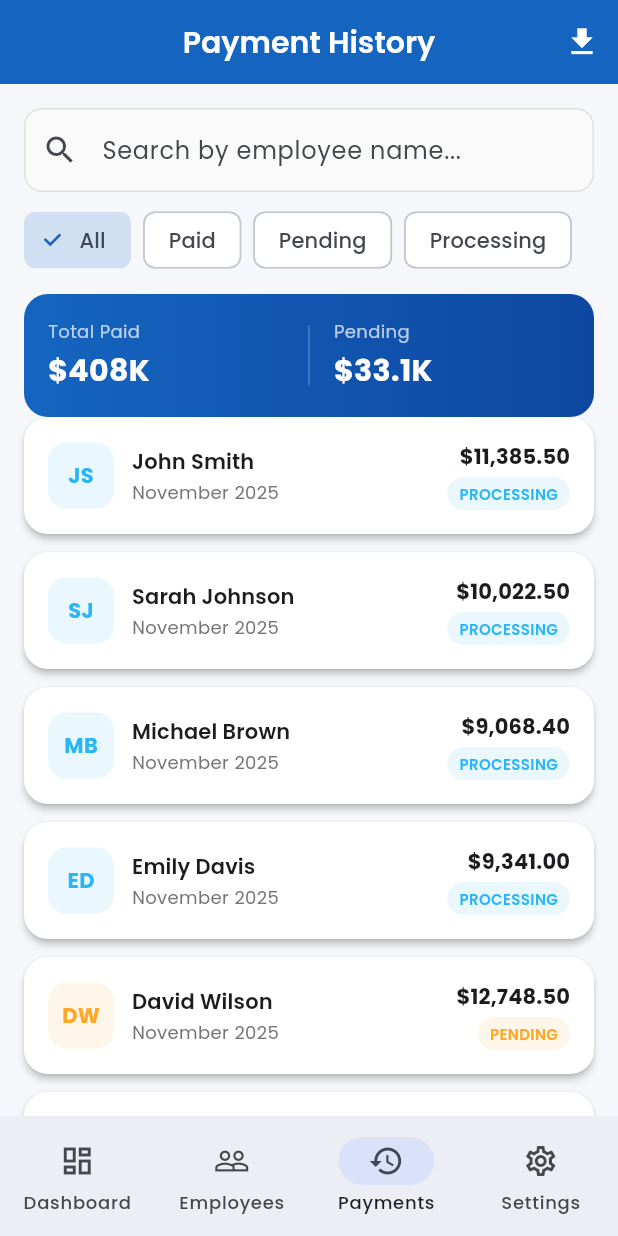
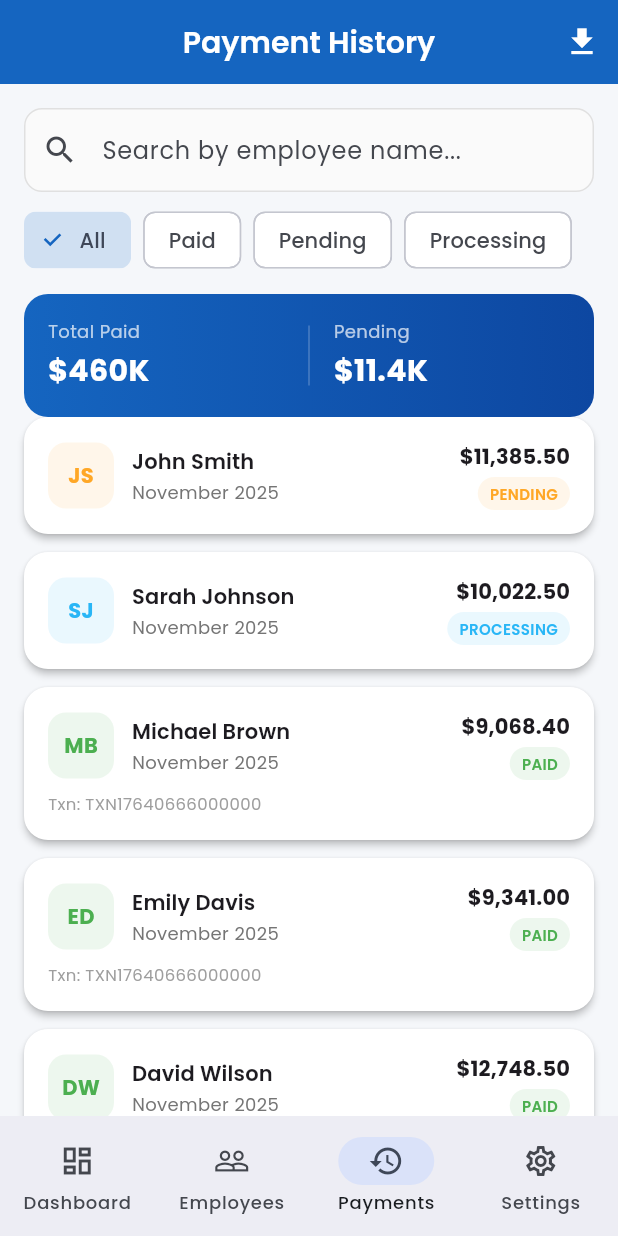
Before and after one commit to Navaskt/flutter_salary_management, a Flutter app: the screen it shows after launch, item 3 of the bottom bar chosen, on a phone screen of 412 x 824 dp. Run offline on Flutter 3.47's test engine with Material 3 defaults, Android fonts, the phone set to English and light mode, and no system bars; our stand-ins replace fl_chart, google_fonts, pdf, share_plus.

Commit message:
Address code review feedback
Co-authored-by: Navaskt <95765367+Navaskt@users.noreply.github.com>

```diff
--- a/lib/providers/salary_provider.dart
+++ b/lib/providers/salary_provider.dart
@@ -380,13 +380,18 @@ class SalaryProvider with ChangeNotifier {
           taxRate: 10,
         );
 
+        // Assign status based on employee index for sample data
+        // First employee: pending, second: processing, rest: paid for current month
         PaymentStatus status;
         if (month == 0) {
-          status = employee.id.hashCode % 3 == 0
-              ? PaymentStatus.pending
-              : (employee.id.hashCode % 3 == 1
-                  ? PaymentStatus.processing
-                  : PaymentStatus.paid);
+          final employeeIndex = _employees.indexOf(employee);
+          if (employeeIndex == 0) {
+            status = PaymentStatus.pending;
+          } else if (employeeIndex == 1) {
+            status = PaymentStatus.processing;
+          } else {
+            status = PaymentStatus.paid;
+          }
         } else {
           status = PaymentStatus.paid;
         }
--- a/lib/utils/validators.dart
+++ b/lib/utils/validators.dart
@@ -74,7 +74,9 @@ class Validators {
     return null;
   }
 
-  /// Validate IFSC code
+  /// Validate IFSC code (Indian Financial System Code)
+  /// This validates the format for Indian banks: 4 letters + 0 + 6 alphanumeric characters
+  /// For other banking systems, consider using a different validation or making this configurable
   static String? validateIfscCode(String? value) {
     if (value == null || value.isEmpty) {
       return 'IFSC code is required';
```
Also changed, not shown: lib/screens/payslip_screen.dart (+8 -4 lines), lib/services/pdf_service.dart (+9 -4 lines).
